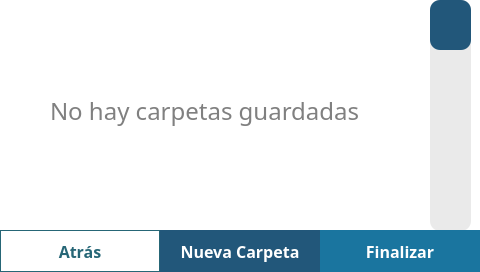
Qt form src/views/SaveDataView/ui/FolderSection.ui (Giocerz/water_quality_rpi_unal) before a commit.
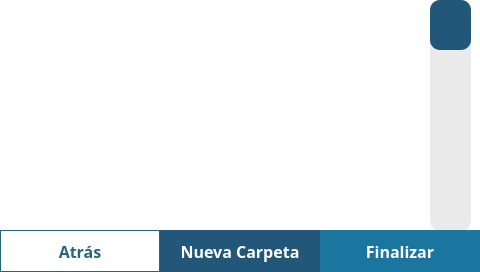
The same form after that commit.

Commit message: feat: implement FolderSectionView with folder management and navigation; update UI components and interactions

```diff
--- a/src/views/SaveDataView/ui/FolderSection.ui
+++ b/src/views/SaveDataView/ui/FolderSection.ui
@@ -77,23 +77,6 @@
          <height>231</height>
         </rect>
        </property>
-       <widget class="QLabel" name="emptyFoldersNoticeLbl">
-        <property name="geometry">
-         <rect>
-          <x>50</x>
-          <y>70</y>
-          <width>351</width>
-          <height>81</height>
-         </rect>
-        </property>
-        <property name="styleSheet">
-         <string notr="true">color: grey;
-font-size: 24px;</string>
-        </property>
-        <property name="text">
-         <string>No hay carpetas guardadas</string>
-        </property>
-       </widget>
       </widget>
      </widget>
      <widget class="QSlider" name="verticalSlider">
```
Left out of the diff: 4 changed lines with no effect on the pictures. The commit also changes 4 other files.
